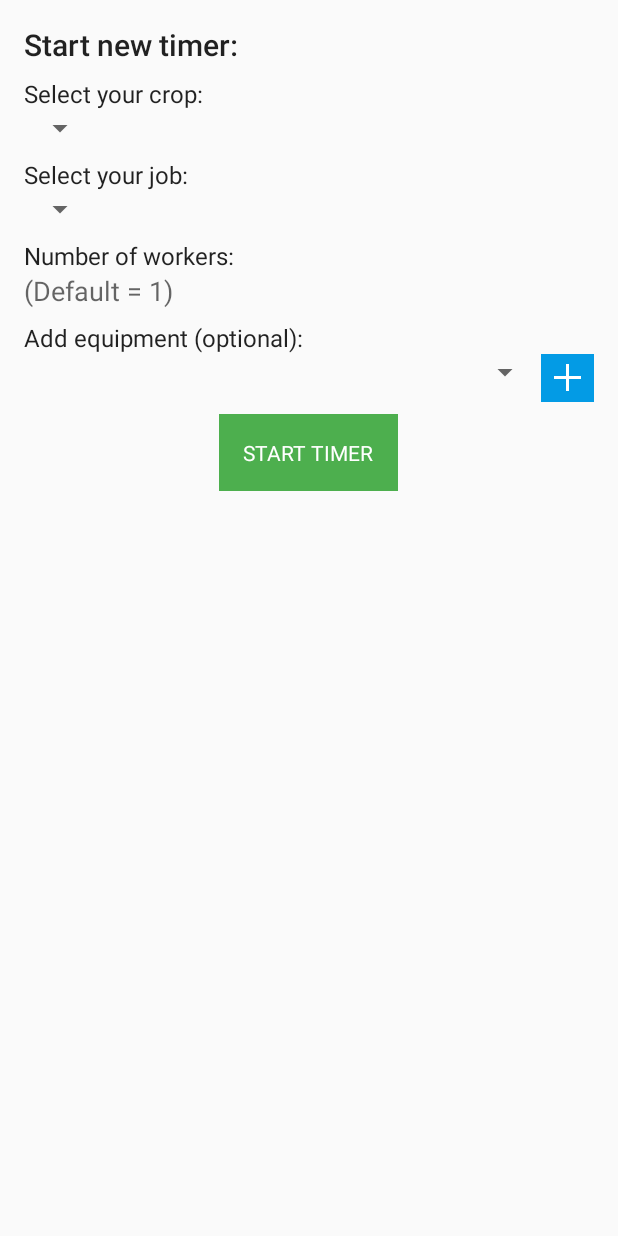
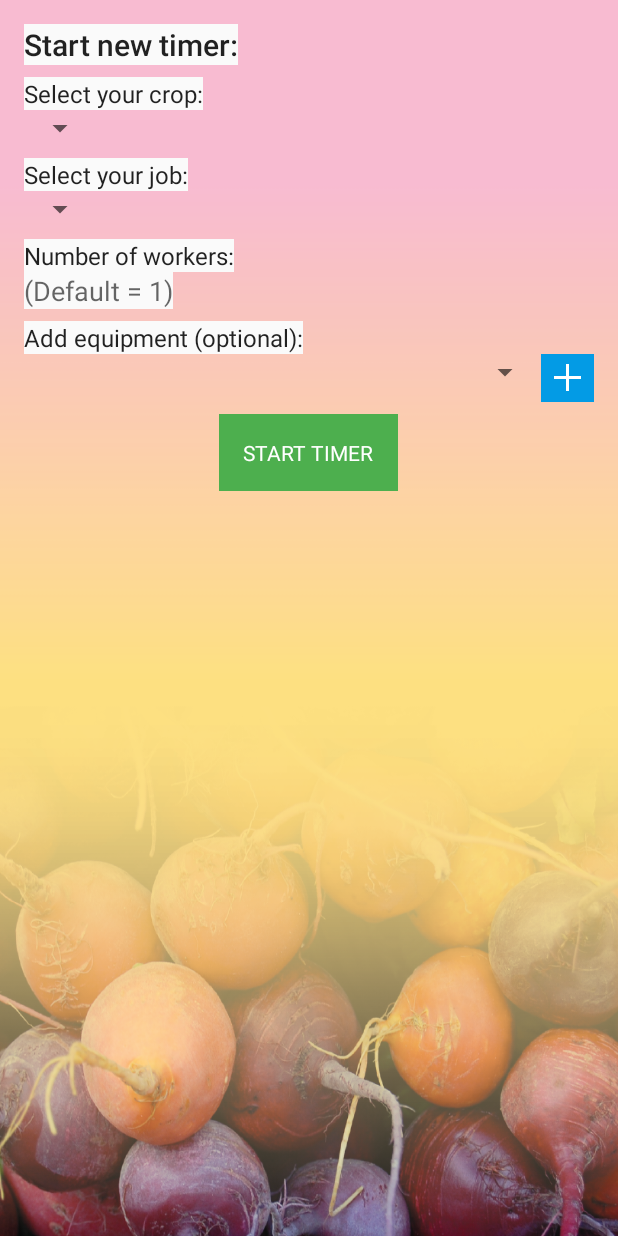
Before and after one commit to alexadamsmith/BeetClock, an Android app: the layout content_main.xml on its own in the app's theme, with its tools: preview values and no code run, on a phone screen of 412 x 824 dp. Run offline under Robolectric (Android 15) with nearby library versions, the light colour scheme and no system bars.

Commit message:
Added placeholder background graphic w/portrait and landscape resource folders, disabled the orientation change listener.

```diff
--- a/app/src/main/res/layout-land/content_main.xml
+++ b/app/src/main/res/layout-land/content_main.xml
@@ -22,7 +22,7 @@
     app:layout_behavior="@string/appbar_scrolling_view_behavior"
     android:layout_height="fill_parent"
     android:orientation="vertical"
-    android:background="@color/colorBackground"
+    android:background="@drawable/bg_placeholder"
     android:fillViewport="false">
 
     <LinearLayout xmlns:android="http://schemas.android.com/apk/res/android"
--- a/app/src/main/res/layout/content_main.xml
+++ b/app/src/main/res/layout/content_main.xml
@@ -1,18 +1,20 @@
 <?xml version="1.0" encoding="utf-8"?>
 
-    <FrameLayout xmlns:android="http://schemas.android.com/apk/res/android"
-    xmlns:app="http://schemas.android.com/apk/res-auto"
-    app:layout_behavior="@string/appbar_scrolling_view_behavior"
-    android:layout_width="fill_parent"
-    android:layout_height="fill_parent"
-    android:background="@color/colorBackground">
+    <!--DISABLED until I find out what the FrameLayout is actually doing -R -->
 
-    <ImageView
-    android:id="@+id/background_image"
-    android:layout_width="fill_parent"
-    android:layout_height="fill_parent"
-    android:scaleType="centerCrop"
-    />
+    <!--<FrameLayout xmlns:android="http://schemas.android.com/apk/res/android"-->
+    <!--xmlns:app="http://schemas.android.com/apk/res-auto"-->
+    <!--app:layout_behavior="@string/appbar_scrolling_view_behavior"-->
+    <!--android:layout_width="fill_parent"-->
+    <!--android:layout_height="fill_parent"-->
+    <!--android:background="@color/colorBackground">-->
+
+    <!--<ImageView-->
+    <!--android:id="@+id/background_image"-->
+    <!--android:layout_width="fill_parent"-->
+    <!--android:layout_height="fill_parent"-->
+    <!--android:scaleType="centerCrop"-->
+    <!--/>-->
     <!-- android:src="@drawable/bcbg_tall" -->
 
 
@@ -25,7 +27,9 @@
     app:layout_behavior="@string/appbar_scrolling_view_behavior"
     android:layout_height="fill_parent"
     android:orientation="vertical"
-    android:fillViewport="false">
+    android:fillViewport="false"
+    android:background="@drawable/bg_placeholder"
+    >
 
     <LinearLayout xmlns:android="http://schemas.android.com/apk/res/android"
         xmlns:tools="http://schemas.android.com/tools"
@@ -220,4 +224,4 @@
 
 </ScrollView>
 
-    </FrameLayout>
+    <!--</FrameLayout>-->
```
Also changed, not shown: app/src/main/java/aas/beetclock/MainActivity.java (+22 -20 lines), app/src/main/res/drawable-hdpi/bg_placeholder.png (added), app/src/main/res/drawable-land-hdpi/bg_placeholder.png (added), app/src/main/res/drawable-land-mdpi/bg_placeholder.png (added), app/src/main/res/drawable-land-xhdpi/bg_placeholder.png (added), app/src/main/res/drawable-mdpi/bg_placeholder.png (added), app/src/main/res/drawable-xhdpi/bg_placeholder.png (added), app/src/main/res/values-v21/styles.xml (renamed from app/src/main/res/values-v21/theme.xml).
